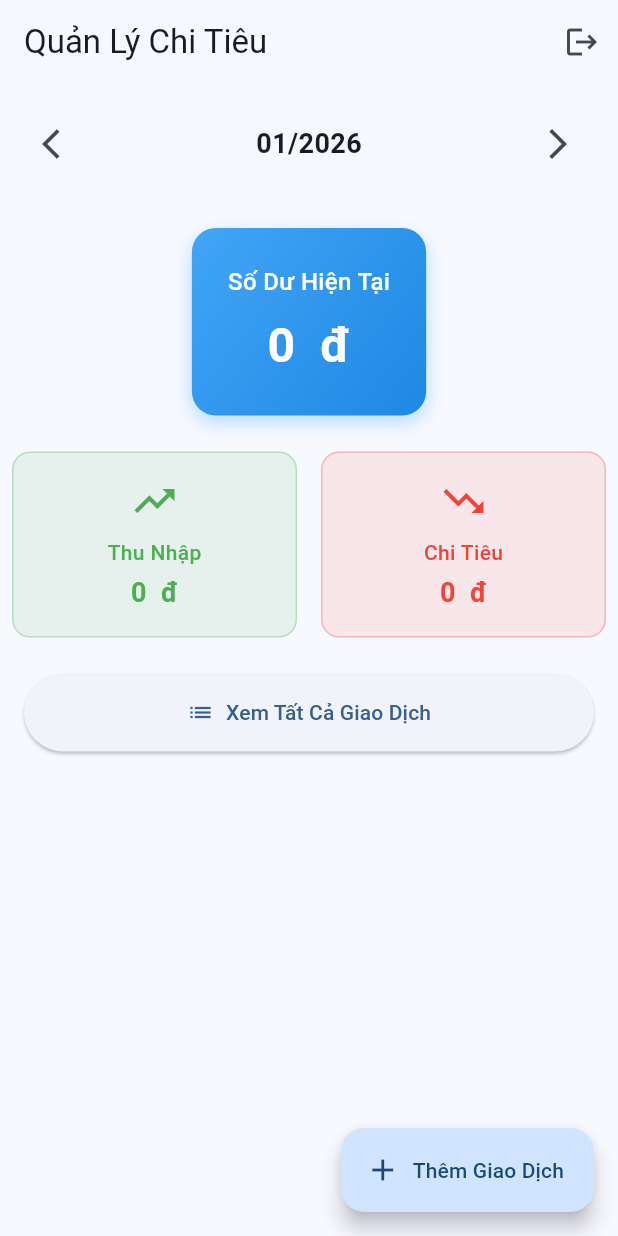
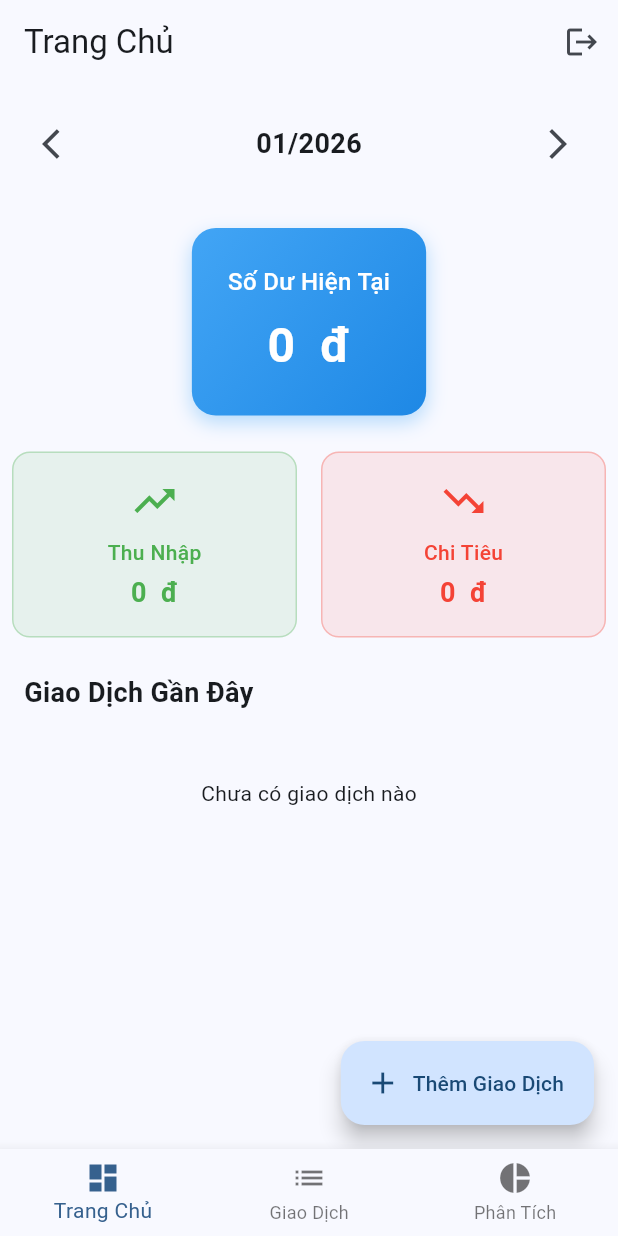
Before and after one commit to lexuanhuy/flutter-money-management, a Flutter app: the screen it shows once a user with an empty profile is signed in, on a phone screen of 412 x 824 dp. Run offline on Flutter 3.47's test engine with Material 3 defaults, Android fonts, the phone set to English and light mode, and no system bars; our stand-ins replace cloud_firestore, firebase_auth, firebase_core, fl_chart; accounts and stored records are empty.

Commit message:
update code

```diff
--- a/lib/main.dart
+++ b/lib/main.dart
@@ -1,7 +1,7 @@
 import 'package:flutter/material.dart';
 import 'package:firebase_auth/firebase_auth.dart';
 import 'screens/auth/login_screen.dart';
-import 'screens/dashboard/dashboard_screen.dart';
+import 'screens/main_navigation_screen.dart';
 import 'package:firebase_core/firebase_core.dart';
 import 'firebase_options.dart';
 
@@ -54,7 +54,7 @@ class AuthWrapper extends StatelessWidget {
           }
 
           if (snapshot.hasData) {
-            return const DashboardScreen();
+            return const MainNavigationScreen();
           }
 
           return const LoginScreen();
--- a/lib/screens/dashboard/dashboard_screen.dart
+++ b/lib/screens/dashboard/dashboard_screen.dart
@@ -4,8 +4,9 @@ import 'package:intl/intl.dart';
 import '../../services/auth_service.dart';
 import '../../services/transaction_service.dart';
 import '../../screens/auth/login_screen.dart';
-import '../../screens/transactions/transactions_screen.dart';
 import '../../screens/transactions/add_transaction_screen.dart';
+import '../../models/transaction.dart';
+import '../../widgets/transaction_card.dart';
 
 class DashboardScreen extends StatefulWidget {
   const DashboardScreen({super.key});
@@ -69,7 +70,7 @@ class _DashboardScreenState extends State<DashboardScreen> {
 
     return Scaffold(
       appBar: AppBar(
-        title: const Text('Quản Lý Chi Tiêu'),
+        title: const Text('Trang Chủ'),
         actions: [
           IconButton(
             icon: const Icon(Icons.logout),
@@ -201,30 +202,118 @@ class _DashboardScreenState extends State<DashboardScreen> {
                       ],
                     ),
                     const SizedBox(height: 16),
-                    // Transactions List Button
+                    // Transactions List Section
                     Padding(
-                      padding: const EdgeInsets.symmetric(horizontal: 16),
-                      child: ElevatedButton.icon(
-                        onPressed: () {
-                          Navigator.of(context).push(
-                            MaterialPageRoute(
-                              builder: (_) => const TransactionsScreen(),
+                      padding: const EdgeInsets.only(left: 16, right: 16, bottom: 80.0),
+                      child: Column(
+                        crossAxisAlignment: CrossAxisAlignment.start,
+                        children: [
+                          const Text(
+                            'Giao Dịch Gần Đây',
+                            style: TextStyle(
+                              fontSize: 18,
+                              fontWeight: FontWeight.bold,
                             ),
-                          );
-                        },
-                        icon: const Icon(Icons.list),
-                        label: const Text('Xem Tất Cả Giao Dịch'),
-                        style: ElevatedButton.styleFrom(
-                          padding: const EdgeInsets.symmetric(vertical: 16),
-                          minimumSize: const Size(double.infinity, 50),
-                        ),
+                          ),
+                          const SizedBox(height: 12),
+                          StreamBuilder<List<TransactionModel>>(
+                            stream: _transactionService.getTransactions(_currentUser!.uid),
+                            builder: (context, snapshot) {
+                              if (snapshot.connectionState == ConnectionState.waiting) {
+                                return const Center(
+                                  child: Padding(
+                                    padding: EdgeInsets.all(32.0),
+                                    child: CircularProgressIndicator(),
+                                  ),
+                                );
+                              }
+
+                              if (snapshot.hasError) {
+                                return Center(
+                                  child: Padding(
+                                    padding: const EdgeInsets.all(32.0),
+                                    child: Text('Lỗi: ${snapshot.error}'),
+                                  ),
+                                );
+                              }
+
+                              if (!snapshot.hasData || snapshot.data!.isEmpty) {
+                                return const Center(
+                                  child: Padding(
+                                    padding: EdgeInsets.all(32.0),
+                                    child: Text('Chưa có giao dịch nào'),
+                                  ),
+                                );
+                              }
+
+                              // Filter transactions by current month
+                              var transactions = snapshot.data!
+                                  .where((t) {
+                                    final tDate = t.date;
+                                    return tDate.year == _currentMonth.year &&
+                                        tDate.month == _currentMonth.month;
+                                  })
+                                  .toList();
+
+                              // Limit to 10 most recent
+                              transactions = transactions.take(10).toList();
+
+                              if (transactions.isEmpty) {
+                                return const Center(
+                                  child: Padding(
+                                    padding: EdgeInsets.all(32.0),
+                                    child: Text('Chưa có giao dịch nào trong tháng này'),
+                                  ),
+                                );
+                              }
+
+                              return Column(
+                                children: transactions.map((transaction) {
+                                  return TransactionCard(
+                                    transaction: transaction,
+                                    onTap: () {
+                                      Navigator.of(context)
+                                          .push(
+                                            MaterialPageRoute(
+                                              builder: (_) => AddTransactionScreen(
+                                                transaction: transaction,
+                                              ),
+                                            ),
+                                          )
+                                          .then((_) => _loadDashboardData());
+                                    },
+                                    onDelete: () async {
+                                      try {
+                                        await _transactionService.deleteTransaction(transaction.id);
+                                        _loadDashboardData();
+                                        if (mounted) {
+                                          ScaffoldMessenger.of(context).showSnackBar(
+                                            const SnackBar(content: Text('Đã xóa giao dịch')),
+                                          );
+                                        }
+                                      } catch (e) {
+                                        if (mounted) {
+                                          ScaffoldMessenger.of(context).showSnackBar(
+                                            SnackBar(content: Text('Lỗi: $e')),
+                                          );
+                                        }
+                                      }
+                                    },
+                                  );
+                                }).toList(),
+                              );
+                            },
+                          ),
+                        ],
                       ),
                     ),
+                    const SizedBox(height: 16),
                   ],
                 ),
               ),
             ),
       floatingActionButton: FloatingActionButton.extended(
+        heroTag: "btn_add_transaction_1",
         onPressed: () {
           Navigator.of(context)
               .push(
--- /dev/null
+++ b/lib/screens/main_navigation_screen.dart
@@ -0,0 +1,54 @@
+import 'package:flutter/material.dart';
+import 'dashboard/dashboard_screen.dart';
+import 'transactions/transactions_screen.dart';
+import 'chart/chart_screen.dart';
+
+class MainNavigationScreen extends StatefulWidget {
+  const MainNavigationScreen({super.key});
+
+  @override
+  State<MainNavigationScreen> createState() => _MainNavigationScreenState();
+}
+
+class _MainNavigationScreenState extends State<MainNavigationScreen> {
+  int _currentIndex = 0;
+
+  final List<Widget> _screens = [
+    const DashboardScreen(),
+    const TransactionsScreen(),
+    const ChartScreen(),
+  ];
+
+  @override
+  Widget build(BuildContext context) {
+    return Scaffold(
+      body: IndexedStack(
+        index: _currentIndex,
+        children: _screens,
+      ),
+      bottomNavigationBar: BottomNavigationBar(
+        currentIndex: _currentIndex,
+        onTap: (index) {
+          setState(() {
+            _currentIndex = index;
+          });
+        },
+        type: BottomNavigationBarType.fixed,
+        items: const [
+          BottomNavigationBarItem(
+            icon: Icon(Icons.dashboard),
+            label: 'Trang Chủ',
+          ),
+          BottomNavigationBarItem(
+            icon: Icon(Icons.list),
+            label: 'Giao Dịch',
+          ),
+          BottomNavigationBarItem(
+            icon: Icon(Icons.pie_chart),
+            label: 'Phân Tích',
+          ),
+        ],
+      ),
+    );
+  }
+}
--- a/lib/screens/transactions/transactions_screen.dart
+++ b/lib/screens/transactions/transactions_screen.dart
@@ -178,6 +178,7 @@ class _TransactionsScreenState extends State<TransactionsScreen> {
         ],
       ),
       floatingActionButton: FloatingActionButton(
+        heroTag: "btn_add_transaction_2",
         onPressed: () {
           Navigator.of(context)
               .push(
--- a/lib/services/auth_service.dart
+++ b/lib/services/auth_service.dart
@@ -3,13 +3,10 @@ import 'package:firebase_auth/firebase_auth.dart';
 class AuthService {
   final FirebaseAuth _auth = FirebaseAuth.instance;
 
-  // Get current user
   User? get currentUser => _auth.currentUser;
 
-  // Auth state stream
   Stream<User?> get authStateChanges => _auth.authStateChanges();
 
-  // Sign in with email and password
   Future<UserCredential?> signInWithEmailAndPassword(
       String email, String password) async {
     try {
@@ -25,7 +22,6 @@ class AuthService {
     }
   }
 
-  // Register with email and password
   Future<UserCredential?> registerWithEmailAndPassword(
       String email, String password) async {
     try {
@@ -41,12 +37,10 @@ class AuthService {
     }
   }
 
-  // Sign out
   Future<void> signOut() async {
     await _auth.signOut();
   }
 
-  // Handle Firebase Auth exceptions
   String _handleAuthException(FirebaseAuthException e) {
     switch (e.code) {
       case 'weak-password':
--- a/pubspec.yaml
+++ b/pubspec.yaml
@@ -43,6 +43,7 @@ dependencies:
   # UI & Utilities
   intl: ^0.19.0
   provider: ^6.1.2
+  fl_chart: ^0.69.0
 
 dev_dependencies:
   flutter_test:
```
Also changed, not shown: lib/screens/chart/chart_screen.dart (added, +413 -0 lines), lib/services/category_service.dart (+9 -3 lines), lib/services/transaction_service.dart (+0 -10 lines), pubspec.lock, 2 other files.
